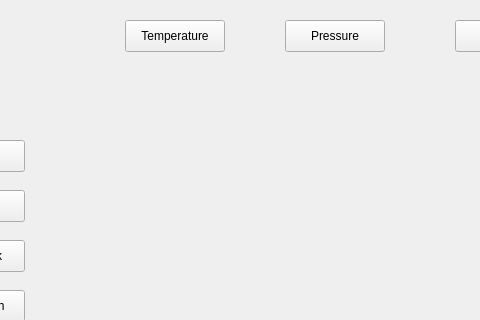
Before: the Qt Designer form mainwindow.ui in RobertZubek/FlatMonitor, drawn with Qt 5; both pictures show x 85 to 565 and y 0 to 320 of the 800 by 600 pixel window.
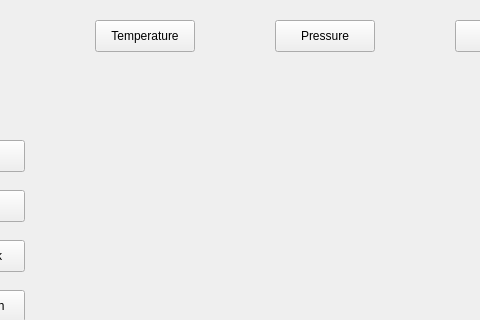
After: the same form once the commit is applied.

Commit message: window name

Diff of the .ui file:
```diff
--- a/mainwindow.ui
+++ b/mainwindow.ui
@@ -17,7 +17,7 @@
    <widget class="QPushButton" name="pushButtonTemp">
     <property name="geometry">
      <rect>
-      <x>210</x>
+      <x>180</x>
       <y>20</y>
       <width>100</width>
       <height>32</height>
@@ -30,7 +30,7 @@
    <widget class="QPushButton" name="pushButtonPress">
     <property name="geometry">
      <rect>
-      <x>370</x>
+      <x>360</x>
       <y>20</y>
       <width>100</width>
       <height>32</height>
```
